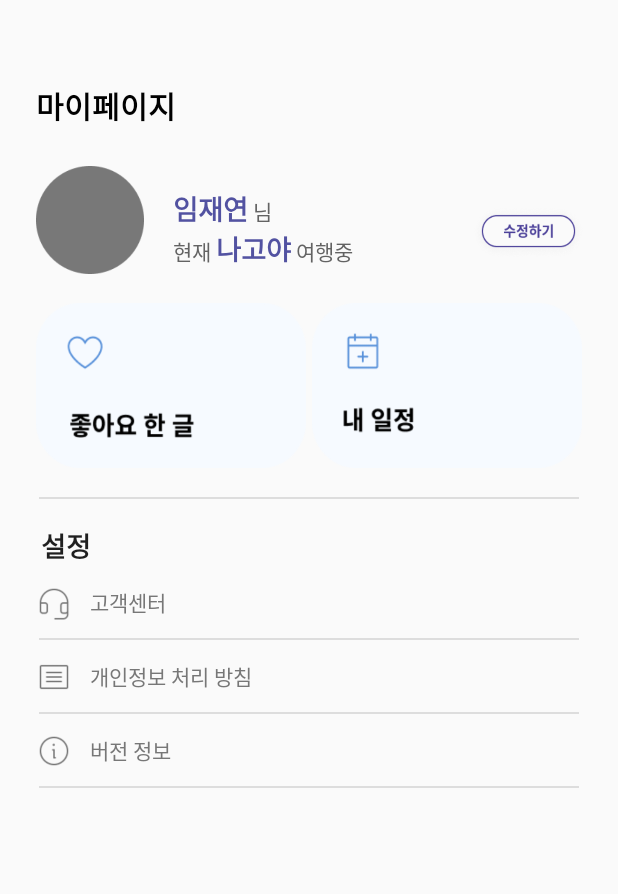
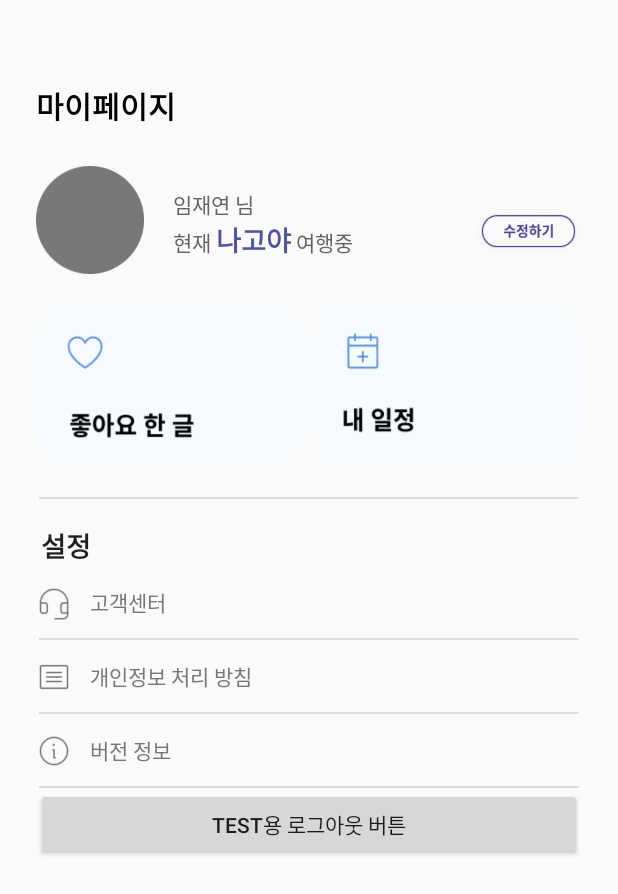
Before and after one commit to moon12-3/BaRoad, an Android app: the fragment Mypage shown on its own in the app's theme, on a phone screen of 412 x 824 dp. Shown: the top 894 px of the screen. Run offline under Robolectric (Android 15) with nearby library versions, the phone set to English and light mode, and no system bars; our stand-ins replace Firebase (no records; nobody signed in at launch, a user with empty details on screens opened directly).

Commit message:
UserPage연동 및 임시 로그아웃 버튼 생성

```diff
--- a/app/build.gradle
+++ b/app/build.gradle
@@ -6,6 +6,10 @@ plugins {
 android {
     namespace 'com.example.baroad'
     compileSdk 33
+
+    buildFeatures {
+        viewBinding = true
+    }
 
     defaultConfig {
         applicationId "com.example.baroad"
@@ -33,6 +37,7 @@ dependencies {
     // Import the BoM for the Firebase platform
     implementation platform('com.google.firebase:firebase-bom:31.2.0')
     implementation 'com.google.firebase:firebase-analytics'
+    implementation 'com.google.firebase:firebase-database'
 
     // Add the dependency for the Firebase Authentication library
     // When using the BoM, you don't specify versions in Firebase library dependencies
@@ -47,4 +52,5 @@ dependencies {
 }
 dependencies {
     implementation 'androidx.viewpager2:viewpager2:1.0.0'
+    implementation 'me.relex:circleindicator:2.1.6'
 }
--- a/app/src/main/java/com/example/baroad/MainFragment.java
+++ b/app/src/main/java/com/example/baroad/MainFragment.java
@@ -29,8 +29,8 @@ public class MainFragment extends Fragment {
         String word ="여행";
         int start = content.indexOf(word);
         int end = start+word.length();
-        spannableString.setSpan(new ForegroundColorSpan(Color.parseColor("#5252A1")),start,end,Spannable.SPAN_EXCLUSIVE_EXCLUSIVE);
-        textView.setText(spannableString);
+//        spannableString.setSpan(new ForegroundColorSpan(Color.parseColor("#5252A1")),start,end,Spannable.SPAN_EXCLUSIVE_EXCLUSIVE);
+//        textView.setText(spannableString);
         return view;
 
 
--- a/app/src/main/java/com/example/baroad/Mypage.java
+++ b/app/src/main/java/com/example/baroad/Mypage.java
@@ -4,6 +4,7 @@ import android.graphics.Color;
 import android.graphics.Typeface;
 import android.os.Bundle;
 
+import androidx.annotation.NonNull;
 import androidx.fragment.app.Fragment;
 
 import android.text.Spannable;
@@ -11,12 +12,33 @@ import android.text.SpannableString;
 import android.text.style.ForegroundColorSpan;
 import android.text.style.RelativeSizeSpan;
 import android.text.style.StyleSpan;
+import android.util.Log;
 import android.view.LayoutInflater;
 import android.view.View;
 import android.view.ViewGroup;
 import android.widget.TextView;
+import android.widget.Toast;
+
+import com.example.baroad.databinding.FragmentMypageBinding;
+import com.google.firebase.auth.FirebaseAuth;
+import com.google.firebase.auth.FirebaseUser;
+import com.google.firebase.database.DataSnapshot;
+import com.google.firebase.database.DatabaseError;
+import com.google.firebase.database.DatabaseReference;
+import com.google.firebase.database.FirebaseDatabase;
+import com.google.firebase.database.ValueEventListener;
 
 public class Mypage extends Fragment {
+
+    public static Mypage newInstance() {
+        return new Mypage();
+    }
+
+    private DatabaseReference db;
+    private FirebaseAuth auth;
+
+    private String word;
+
     @Override
     public View onCreateView(LayoutInflater inflater, ViewGroup container,
                              Bundle savedInstanceState) {
@@ -26,12 +48,46 @@ public class Mypage extends Fragment {
         TextView textView = view.findViewById(R.id.myPage_id_txt);
         String content = textView.getText().toString();
         SpannableString spannableString = new SpannableString(content);
-        String word ="임재연";
-        int start = content.indexOf(word);
-        int end = start+word.length();
-        spannableString.setSpan(new ForegroundColorSpan(Color.parseColor("#5252A1")),start,end, Spannable.SPAN_EXCLUSIVE_EXCLUSIVE);
-        spannableString.setSpan(new StyleSpan(Typeface.BOLD), start, end, Spannable.SPAN_EXCLUSIVE_EXCLUSIVE);
-        spannableString.setSpan(new RelativeSizeSpan(1.3f), start, end, SpannableString.SPAN_EXCLUSIVE_EXCLUSIVE);
+
+        auth = FirebaseAuth.getInstance();
+        db = FirebaseDatabase.getInstance().getReference();
+
+        FirebaseUser currentUser = auth.getCurrentUser();
+
+        // DB에서 User정보 가져오기
+        DatabaseReference docRef = db.child("users").child(currentUser.getUid());
+        docRef.addListenerForSingleValueEvent(new ValueEventListener() {
+            @Override
+            public void onDataChange(DataSnapshot dataSnapshot) {
+                if (dataSnapshot.exists()) {
+                    UserModel userModel = dataSnapshot.getValue(UserModel.class);
+                    word = userModel.getName();
+                    Log.d("mytag", word);
+                    TextView text = view.findViewById(R.id.myPage_id_txt);
+                    text.setText(word+" 님 \n현재 나고야 여행중");
+                } else {
+                    Log.d("my_tag", "No such document");
+                    word ="임재연";
+                }
+//                int start = content.indexOf(word);
+//                int end = start+word.length();
+//                spannableString.setSpan(new ForegroundColorSpan(Color.parseColor("#5252A1")),start,end, Spannable.SPAN_EXCLUSIVE_EXCLUSIVE);
+//                spannableString.setSpan(new StyleSpan(Typeface.BOLD), start, end, Spannable.SPAN_EXCLUSIVE_EXCLUSIVE);
+//                spannableString.setSpan(new RelativeSizeSpan(1.3f), start, end, SpannableString.SPAN_EXCLUSIVE_EXCLUSIVE);
+            }
+
+            @Override
+            public void onCancelled(@NonNull DatabaseError error) {
+                Log.d("my_tag", "get failed with " + error.getMessage());
+            }
+        });
+
+        // 로그아웃
+        view.findViewById(R.id.log_out).setOnClickListener(v -> {
+            FirebaseAuth.getInstance().signOut();
+            Toast.makeText(getActivity(), "로그아웃 되셨습니다.", Toast.LENGTH_SHORT).show();
+            ((MainActivity)getActivity()).endActivity();
+        });
 
         String word2 ="나고야";
         int start2 = content.indexOf(word2);
--- a/app/src/main/res/layout/fragment_mypage.xml
+++ b/app/src/main/res/layout/fragment_mypage.xml
@@ -26,12 +26,12 @@
             android:layout_height="72dp"
             android:src="@drawable/mypage_profile"/>
         <TextView
+            android:id="@+id/myPage_id_txt"
             android:layout_width="wrap_content"
             android:layout_height="wrap_content"
             android:layout_marginLeft="19dp"
             android:layout_marginTop="15dp"
             android:text="임재연 님\n현재 나고야 여행중"
-            android:id="@+id/myPage_id_txt"
             android:textColor="#636363"/>
         <Button
             android:layout_width="74dp"
@@ -145,5 +145,11 @@
             android:layout_gravity="center"
             android:layout_height="1dp"
             android:background="#DDDDDD" />
+
+        <Button
+            android:id="@+id/log_out"
+            android:text="test용 로그아웃 버튼"
+            android:layout_width="match_parent"
+            android:layout_height="wrap_content"/>
     </LinearLayout>
 </LinearLayout>
```
Also changed, not shown: app/src/main/java/com/example/baroad/MainActivity.java (+27 -0 lines), app/src/main/java/com/example/baroad/SignInActivity.java (+19 -0 lines), app/src/main/java/com/example/baroad/UserModel.java (added, +24 -0 lines).
